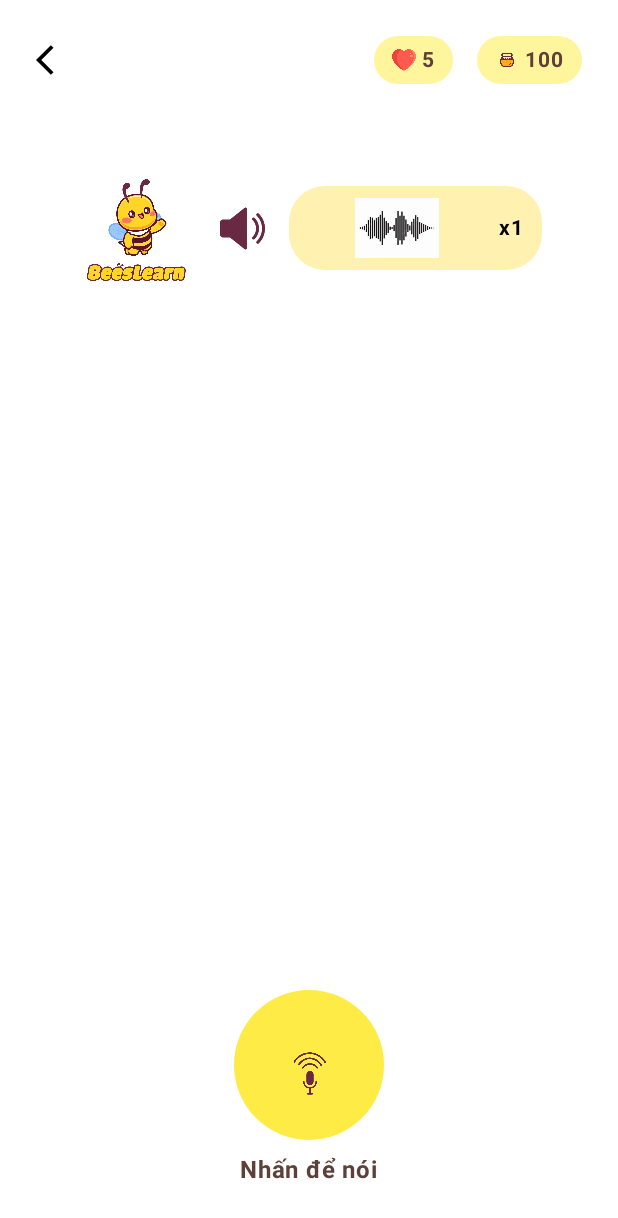
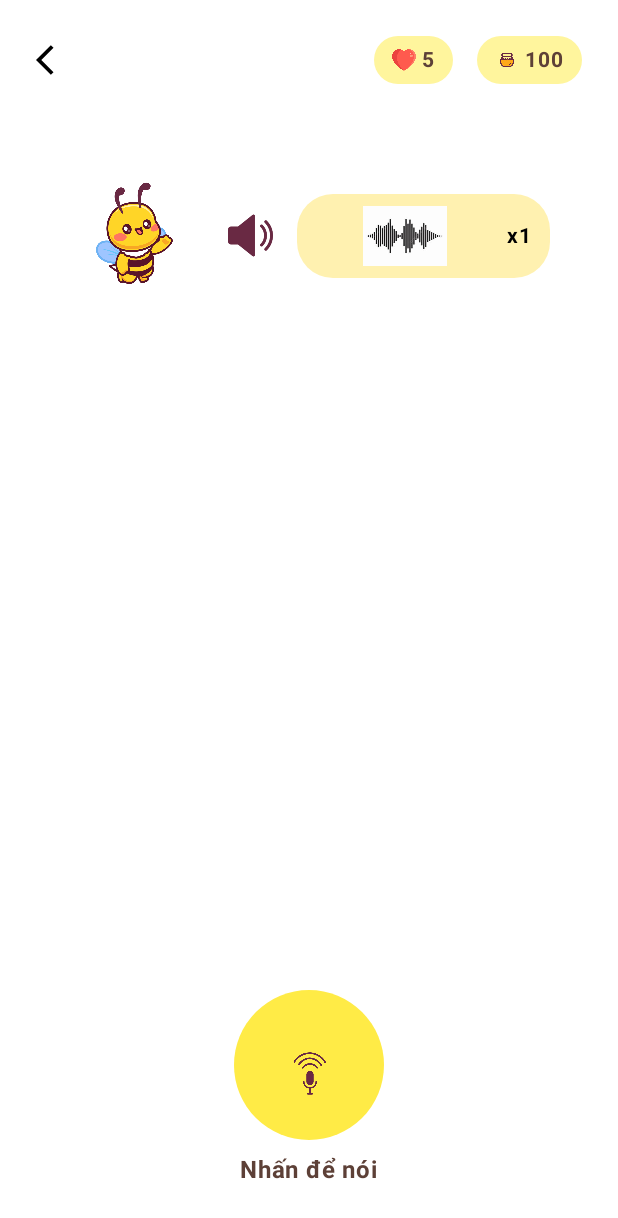
Before and after one commit to Coammcam/BeesLearn, an Android app built with Jetpack Compose: the @Preview function PreviewSpeakingQuestionContent, on a phone screen of 412 x 824 dp. Shown: the top 1218 px of the screen. Run offline under Robolectric (Android 15) with nearby library versions, the phone set to English and light mode, and no system bars.

Commit message:
update SpeakingQuestionScreen

```diff
--- a/app/src/main/java/fpl/md07/beeslearn/screens/SpeakingQuestionScreen.kt
+++ b/app/src/main/java/fpl/md07/beeslearn/screens/SpeakingQuestionScreen.kt
@@ -129,9 +129,9 @@ fun SpeakingQuestionContent() {
                     .fillMaxWidth()
             ) {
                 Image(
-                    painter = painterResource(id = R.drawable.logo),
+                    painter = painterResource(id = R.drawable.logo_without_text),
                     contentDescription = "Bee Icon",
-                    modifier = Modifier.size(80.dp)
+                    modifier = Modifier.size(90.dp)
                 )
 
                 Spacer(modifier = Modifier.width(16.dp))
```
